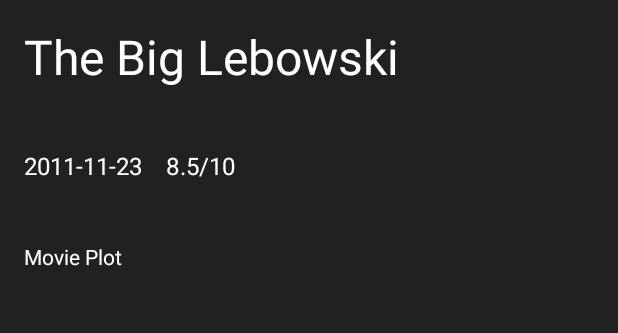
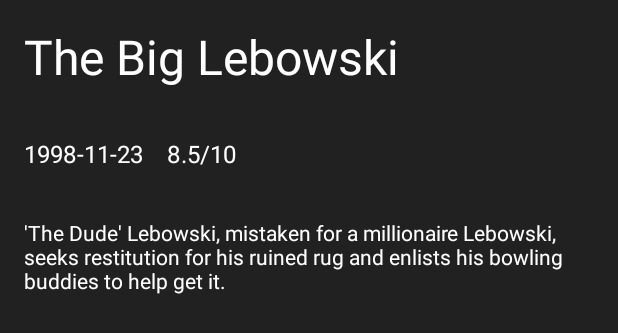
Before and after one commit to AlbertVilaCalvo/Android-Udacity-Popular-Movies, an Android app: the layout fragment_movie_detail_content.xml on its own in the app's theme, with its tools: preview values and no code run, on a phone screen of 412 x 824 dp. Shown: the top 333 px of the screen. Run offline under Robolectric (Android 15) with nearby library versions, the phone set to English and light mode, and no system bars.

Commit message:
Movie - add overview (plot)

```diff
--- a/app/src/main/java/eu/albertvila/popularmovies/stage2/data/repository/db/DbOpenHelper.java
+++ b/app/src/main/java/eu/albertvila/popularmovies/stage2/data/repository/db/DbOpenHelper.java
@@ -19,6 +19,7 @@
             + "CREATE TABLE " +Movie.TABLE + "("
             + Movie.ID + " INTEGER NOT NULL PRIMARY KEY,"
             + Movie.ORIGINAL_TITLE + " TEXT NOT NULL,"
+            + Movie.OVERVIEW + " TEXT NOT NULL,"
             + Movie.RELEASE_DATE + " TEXT NOT NULL,"
             + Movie.POSTER_PATH + " TEXT," // poster path can be null!
             + Movie.POPULARITY + " REAL NOT NULL,"
--- a/app/src/main/java/eu/albertvila/popularmovies/stage2/feature/moviedetail/MovieDetailFragment.java
+++ b/app/src/main/java/eu/albertvila/popularmovies/stage2/feature/moviedetail/MovieDetailFragment.java
@@ -37,7 +37,7 @@
     @BindView(R.id.movie_detail_title) TextView title;
     @BindView(R.id.movie_detail_date) TextView date;
     @BindView(R.id.movie_detail_rating) TextView rating;
-    @BindView(R.id.movie_detail_plot) TextView plot;
+    @BindView(R.id.movie_detail_overview) TextView overview;
 
     @Override
     public void onCreate(@Nullable Bundle savedInstanceState) {
@@ -75,8 +75,8 @@
 
         title.setText(movie.originalTitle());
         date.setText(movie.releaseDate());
-        rating.setText(String.valueOf(movie.rating()));
-//        plot.setText(movie.);
+        rating.setText(movie.rating() + "/10");
+        overview.setText(movie.overview());
     }
 
     // Lifecycle
--- a/app/src/main/res/layout/fragment_movie_detail_content.xml
+++ b/app/src/main/res/layout/fragment_movie_detail_content.xml
@@ -25,15 +25,13 @@
         android:layout_width="match_parent"
         android:layout_height="wrap_content"
         android:orientation="horizontal"
-        android:paddingTop="8dp"
-        android:paddingBottom="8dp"
         >
 
         <TextView
             android:id="@+id/movie_detail_date"
             android:layout_width="wrap_content"
             android:layout_height="wrap_content"
-            tools:text="2011-11-23"
+            tools:text="1998-11-23"
             android:textColor="@color/white"
             android:textSize="16sp"
             android:padding="16dp"
@@ -51,11 +49,11 @@
     </LinearLayout>
 
     <TextView
-        android:id="@+id/movie_detail_plot"
+        android:id="@+id/movie_detail_overview"
         android:layout_width="match_parent"
         android:layout_height="wrap_content"
         android:padding="16dp"
-        tools:text="Movie Plot"
+        tools:text="'The Dude' Lebowski, mistaken for a millionaire Lebowski, seeks restitution for his ruined rug and enlists his bowling buddies to help get it."
         android:textColor="@color/white"
         android:textSize="14sp"
         />
```
Also changed, not shown: app/src/main/java/eu/albertvila/popularmovies/stage2/data/model/Movie.java (+8 -3 lines).
